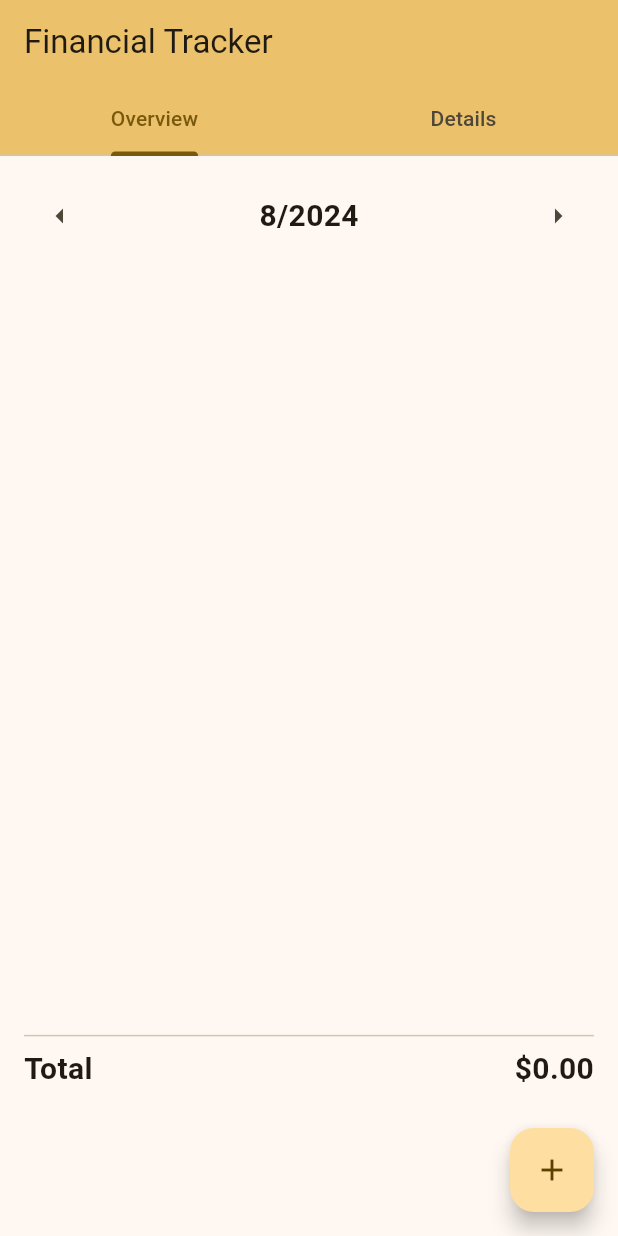
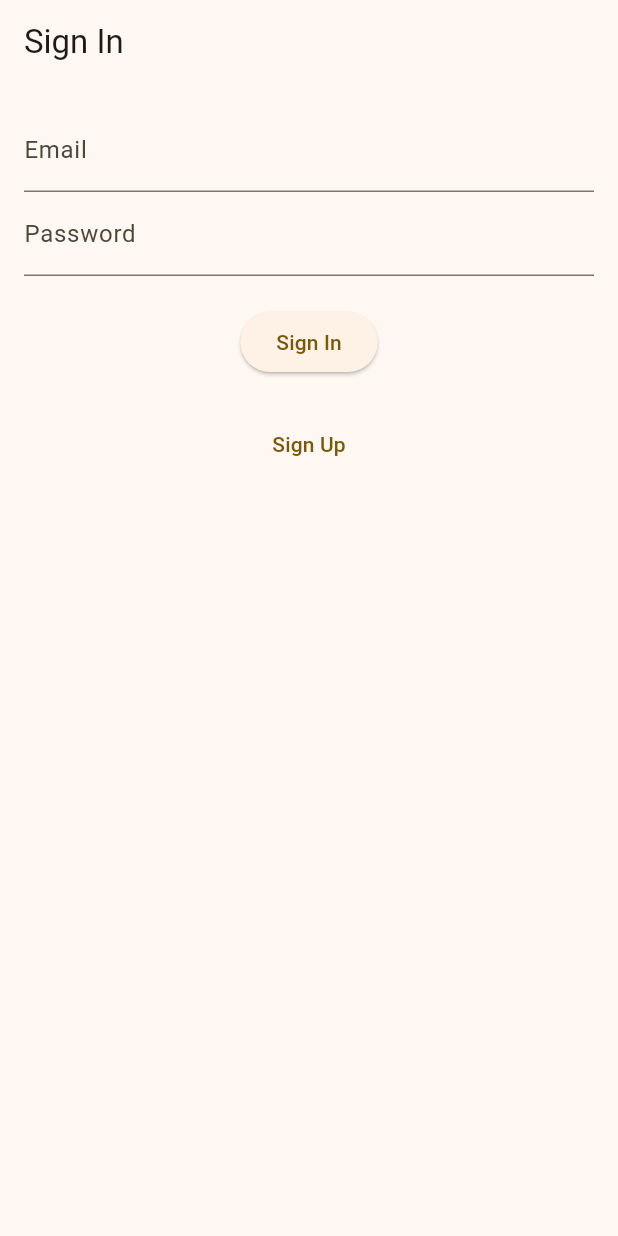
Before and after one commit to snoberyman/financial_tracker, a Flutter app: the screen it shows after launch, on a phone screen of 412 x 824 dp. Run offline on Flutter 3.47's test engine with Material 3 defaults, Android fonts, the light colour scheme and no system bars; our stand-ins replace cloud_firestore, firebase_auth, firebase_core; accounts and stored records are empty; generated files the repository leaves out were written again.

Commit message:
added sign in and sign up screens

```diff
--- a/lib/main.dart
+++ b/lib/main.dart
@@ -3,7 +3,9 @@ import 'package:flutter/material.dart';
 import 'package:firebase_core/firebase_core.dart';
 import 'firebase_options.dart';
 
-import 'screens/home_screen.dart';
+import 'screens/sign_up_screen.dart';
+import 'screens/sign_in_screen.dart';
+import 'screens/auth_home_screen.dart';
 
 void main() async {
   WidgetsFlutterBinding.ensureInitialized();
@@ -27,8 +29,14 @@ class MyApp extends StatelessWidget {
             seedColor: const Color.fromARGB(255, 255, 191, 28)),
         useMaterial3: true,
       ),
+      initialRoute: '/',
+      routes: {
+        '/': (context) => const SignInScreen(),
+        '/signup': (context) => SignUpScreen(),
+        '/home': (context) =>
+            const AuthenticatedHome(title: 'Financial Tracker'),
+      },
       // home screen
-      home: const MyHomePage(title: 'Financial Tracker'),
     );
   }
 }
--- /dev/null
+++ b/lib/screens/sign_in_screen.dart
@@ -0,0 +1,65 @@
+import 'package:firebase_auth/firebase_auth.dart';
+import 'package:flutter/material.dart';
+import '../services/auth_service.dart';
+
+class SignInScreen extends StatefulWidget {
+  const SignInScreen({super.key});
+
+  @override
+  _SignInScreenState createState() => _SignInScreenState();
+}
+
+class _SignInScreenState extends State<SignInScreen> {
+  final _emailController = TextEditingController();
+  final _passwordController = TextEditingController();
+  final AuthService _authService = AuthService();
+
+  void _signIn() async {
+    String email = _emailController.text.trim();
+    String password = _passwordController.text.trim();
+
+    User? user = await _authService.signInWithEmailPassword(email, password);
+    if (user != null) {
+      Navigator.pushReplacementNamed(context, '/home');
+    } else {
+      // Handle sign in error
+    }
+  }
+
+  void _navigateToSignUp() {
+    Navigator.pushReplacementNamed(context, '/signup');
+  }
+
+  @override
+  Widget build(BuildContext context) {
+    return Scaffold(
+      appBar: AppBar(title: Text('Sign In')),
+      body: Padding(
+        padding: const EdgeInsets.all(16.0),
+        child: Column(
+          children: [
+            TextField(
+              controller: _emailController,
+              decoration: const InputDecoration(labelText: 'Email'),
+            ),
+            TextField(
+              controller: _passwordController,
+              decoration: const InputDecoration(labelText: 'Password'),
+              obscureText: true,
+            ),
+            const SizedBox(height: 20),
+            ElevatedButton(
+              onPressed: _signIn,
+              child: const Text('Sign In'),
+            ),
+            const SizedBox(height: 20),
+            TextButton(
+              onPressed: _navigateToSignUp,
+              child: const Text('Sign Up'),
+            ),
+          ],
+        ),
+      ),
+    );
+  }
+}
--- /dev/null
+++ b/lib/services/auth_service.dart
@@ -0,0 +1,55 @@
+import 'package:firebase_auth/firebase_auth.dart';
+
+class AuthService {
+  final FirebaseAuth _auth = FirebaseAuth.instance;
+
+  // Sign up with email and password
+  Future<User?> signUpWithEmailPassword(
+      String name, String email, String password) async {
+    try {
+      UserCredential result = await _auth.createUserWithEmailAndPassword(
+        email: email,
+        password: password,
+      );
+      User? user = result.user;
+
+      // Update display name
+      if (user != null) {
+        await user.updateDisplayName(name);
+      }
+
+      return user;
+    } catch (e) {
+      print('Error signing up: $e');
+      return null;
+    }
+  }
+
+  // Sign in with email and password
+  Future<User?> signInWithEmailPassword(String email, String password) async {
+    try {
+      UserCredential result = await _auth.signInWithEmailAndPassword(
+        email: email,
+        password: password,
+      );
+      return result.user;
+    } catch (e) {
+      print('Error signing in: $e');
+      return null;
+    }
+  }
+
+  // Sign out
+  Future<void> signOut() async {
+    try {
+      await _auth.signOut();
+    } catch (e) {
+      print('Error signing out: $e');
+    }
+  }
+
+  // Check if user is authenticated
+  Stream<User?> get user {
+    return _auth.authStateChanges();
+  }
+}
--- a/pubspec.yaml
+++ b/pubspec.yaml
@@ -32,6 +32,7 @@ dependencies:
     sdk: flutter
   firebase_core: ^3.3.0
   cloud_firestore: ^5.2.1
+  firebase_auth: ^5.1.4
 
   # The following adds the Cupertino Icons font to your application.
   # Use with the CupertinoIcons class for iOS style icons.
```
Also changed, not shown: lib/screens/auth_home_screen.dart (added, +35 -0 lines), lib/screens/sign_up_screen.dart (added, +67 -0 lines), pubspec.lock, 4 other files.
